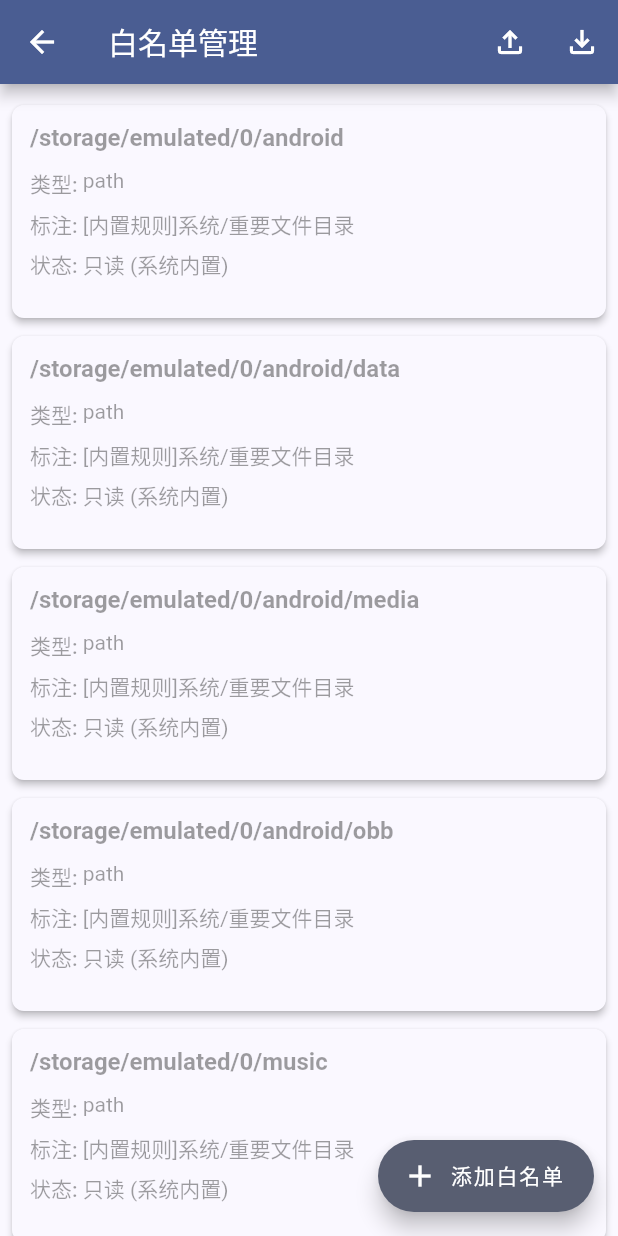
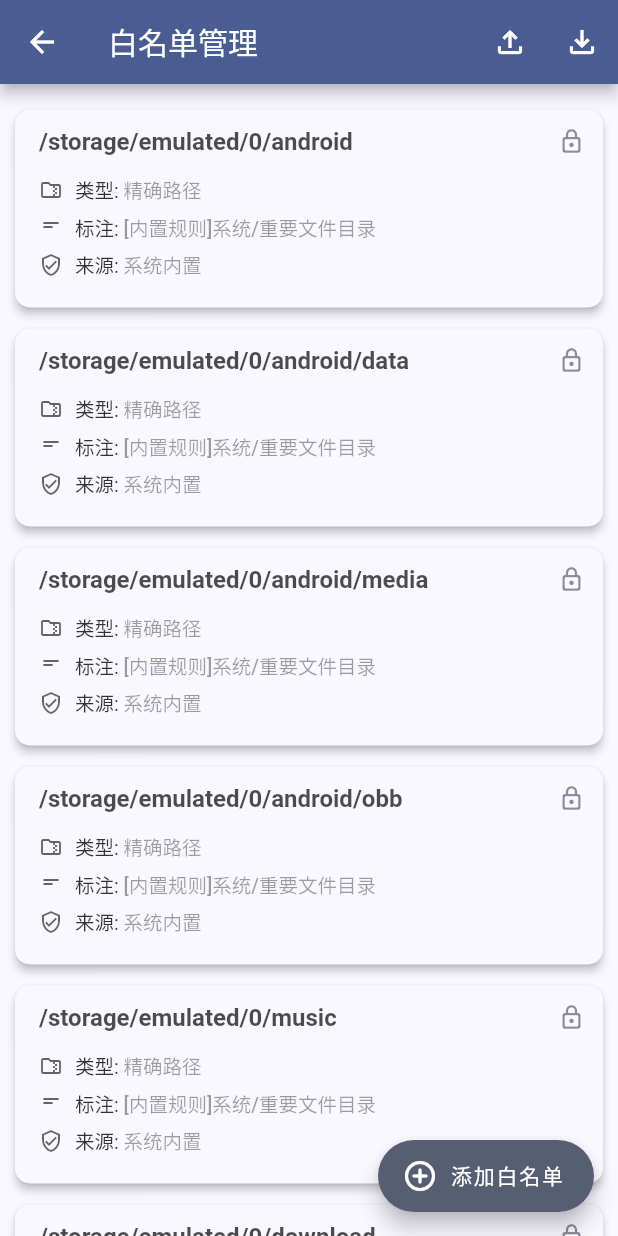
Before and after one commit to Deali-Axy/dont-poop-in-my-phone, a Flutter app: the WhitelistPage screen opened by its route, on a phone screen of 412 x 824 dp. Run offline on Flutter 3.47's test engine with Material 3 defaults, Android fonts, the phone set to English and light mode, and no system bars; our stand-ins replace bot_toast, device_info_plus, dio, drift, flutter_breadcrumb, flutter_spinkit and 5 more; missing offline and left inert: intro_views_flutter, sqlite3; accounts and stored records are empty; generated files the repository leaves out were written again.

Commit message:
refactor(UI): 优化多个页面的UI布局和样式
- 在Empty组件中添加icon属性，支持自定义图标
- 统一按钮样式，使用ElevatedButton替代部分TextButton
- 调整卡片、列表项和对话框的边距、圆角和阴影效果
- 为历史记录、白名单和规则页面添加图标和详细信息的显示优化
- 改进日期格式和空间变化的显示方式

```diff
--- a/lib/pages/whitelist.dart
+++ b/lib/pages/whitelist.dart
@@ -47,7 +47,7 @@
             });
         },
         label: const Text('添加白名单'),
-        icon: const Icon(Icons.add),
+        icon: const Icon(Icons.add_circle_outline_rounded),
       ),
     );
   }
@@ -62,6 +62,7 @@
 
         if (snapshot.hasError) {
           return Empty(
+            icon: Icons.error_outline_rounded,
             content: '加载白名单失败: ${snapshot.error}',
             buttonText: '重试',
             onButtonPressed: () => setState(() {}),
@@ -70,8 +71,9 @@
 
         if (!snapshot.hasData || snapshot.data!.isEmpty) {
           return Empty(
-            content: '白名单为空',
-            buttonText: '添加白名单',
+            icon: Icons.shield_outlined,
+            content: '白名单当前为空，您可以添加一些信任的路径。',
+            buttonText: '立即添加',
             onButtonPressed: () {
               Navigator.of(context).push(MaterialPageRoute(builder: (context) => AddWhitelistPage())).
                 then((value) {
@@ -83,51 +85,71 @@
 
         final whitelistItems = snapshot.data!;
         return ListView.builder(
-          padding: const EdgeInsets.all(8.0),
+          padding: const EdgeInsets.all(10.0), // Slightly increased padding
           itemCount: whitelistItems.length,
           itemBuilder: (context, index) {
             final item = whitelistItems[index];
             return Card(
-              elevation: 2.0,
-              margin: const EdgeInsets.symmetric(vertical: 6.0),
-              shape: RoundedRectangleBorder(borderRadius: BorderRadius.circular(8.0)),
+              elevation: 2.5,
+              margin: const EdgeInsets.symmetric(vertical: 7.0),
+              shape: RoundedRectangleBorder(borderRadius: BorderRadius.circular(10.0)),
               child: Padding(
-                padding: const EdgeInsets.all(12.0),
+                padding: const EdgeInsets.fromLTRB(16.0, 12.0, 12.0, 8.0),
                 child: Column(
                   crossAxisAlignment: CrossAxisAlignment.start,
                   children: [
-                    Text(
-                      item.path,
-                      style: TextStyle(fontWeight: FontWeight.bold, fontSize: 16, color: item.readOnly ? Theme.of(context).disabledColor : null),
+                    Row(
+                      children: [
+                        Expanded(
+                          child: Text(
+                            item.path,
+                            style: TextStyle(
+                              fontWeight: FontWeight.bold,
+                              fontSize: 16,
+                              color: item.readOnly ? Theme.of(context).disabledColor.withOpacity(0.7) : null,
+                            ),
+                            maxLines: 2,
+                            overflow: TextOverflow.ellipsis,
+                          ),
+                        ),
+                        if (item.readOnly)
+                          Padding(
+                            padding: const EdgeInsets.only(left: 8.0),
+                            child: Icon(Icons.lock_outline_rounded, size: 18, color: Theme.of(context).colorScheme.secondary.withOpacity(0.7)),
+                          ),
+                      ],
                     ),
-                    SizedBox(height: 8),
-                    _buildDetailRow('类型:', item.type.toString().split('.').last, item.readOnly),
+                    SizedBox(height: 10),
+                    _buildDetailIconRow(
+                      item.type == models.WhitelistType.path ? Icons.folder_zip_outlined : Icons.code_rounded,
+                      '类型',
+                      item.type == models.WhitelistType.path ? '精确路径' : '正则表达式',
+                      item.readOnly
+                    ),
                     if (item.annotation.isNotEmpty)
-                       _buildDetailRow('标注:', item.annotation, item.readOnly),
+                       _buildDetailIconRow(Icons.short_text_rounded, '标注', item.annotation, item.readOnly, maxLines: 2),
                     if (item.readOnly)
-                       _buildDetailRow('状态:', '只读 (系统内置)', item.readOnly, valueColor: Theme.of(context).colorScheme.primary),
-                    SizedBox(height: 10),
+                       _buildDetailIconRow(Icons.verified_user_outlined, '来源', '系统内置', item.readOnly, valueColor: Theme.of(context).colorScheme.primary),
+
                     if (!item.readOnly)
-                      Row(
-                        mainAxisAlignment: MainAxisAlignment.end,
+                      ButtonBar(
+                        alignment: MainAxisAlignment.end,
                         children: [
                           TextButton.icon(
-                            style: TextButton.styleFrom(padding: EdgeInsets.symmetric(horizontal: 10, vertical: 8)),
-                            icon: Icon(Icons.edit_outlined, size: 20),
+                            icon: Icon(Icons.edit_note_rounded, size: 20),
                             label: Text('编辑'),
-                            onPressed: () {
-                              _editWhitelistItem(item);
-                            },
+                            onPressed: () => _editWhitelistItem(item),
+                             style: TextButton.styleFrom(foregroundColor: Theme.of(context).colorScheme.onSurfaceVariant)
                           ),
-                          SizedBox(width: 8),
                           TextButton.icon(
-                            style: TextButton.styleFrom(padding: EdgeInsets.symmetric(horizontal: 10, vertical: 8)),
-                            icon: Icon(Icons.delete_outline, size: 20, color: Colors.redAccent),
-                            label: Text('删除', style: TextStyle(color: Colors.redAccent)),
+                            icon: Icon(Icons.delete_forever_rounded, size: 20, color: Theme.of(context).colorScheme.error),
+                            label: Text('删除', style: TextStyle(color: Theme.of(context).colorScheme.error)),
                             onPressed: () => _deleteWhitelistItem(item),
                           ),
                         ],
                       )
+                    else
+                        SizedBox(height: 8), // Add some space for read-only items if no buttons
                   ],
                 ),
               ),
@@ -138,15 +160,20 @@
     );
   }
 
-  Widget _buildDetailRow(String label, String value, bool isReadOnly, {Color? valueColor}) {
-    final Color textColor = isReadOnly ? Theme.of(context).disabledColor : (valueColor ?? Theme.of(context).textTheme.bodyMedium!.color! );
+  Widget _buildDetailIconRow(IconData icon, String label, String value, bool isReadOnly, {Color? valueColor, int maxLines = 1}) {
+    final Color effectiveColor = isReadOnly ? Theme.of(context).disabledColor : (valueColor ?? Theme.of(context).textTheme.bodySmall!.color! );
+    final Color iconColor = isReadOnly ? Theme.of(context).disabledColor.withOpacity(0.6) : Theme.of(context).colorScheme.secondary;
+    final Color labelColor = isReadOnly ? Theme.of(context).disabledColor.withOpacity(0.8) : Theme.of(context).textTheme.bodySmall?.color?.withOpacity(0.7) ?? Colors.grey;
+
     return Padding(
       padding: const EdgeInsets.symmetric(vertical: 3.0),
       child: Row(
-        crossAxisAlignment: CrossAxisAlignment.start,
+        crossAxisAlignment: maxLines > 1 ? CrossAxisAlignment.start : CrossAxisAlignment.center,
         children: [
-          Text('$label ', style: TextStyle(fontWeight: FontWeight.w500, color: isReadOnly ? Theme.of(context).disabledColor: null)),
-          Expanded(child: Text(value, style: TextStyle(color: textColor))),
+          Icon(icon, size: 16, color: iconColor),
+          SizedBox(width: 8),
+          Text('$label: ', style: TextStyle(fontWeight: FontWeight.normal, color: labelColor, fontSize: 13)),
+          Expanded(child: Text(value, style: TextStyle(color: effectiveColor, fontSize: 13, fontWeight: FontWeight.w500), maxLines: maxLines, overflow: TextOverflow.ellipsis,)),
         ],
       ),
     );
@@ -161,15 +188,17 @@
       context: context,
       builder: (BuildContext context) {
         return AlertDialog(
-          title: Text('确认删除'),
-          content: Text('确定要删除白名单 "${item.path}"?'),
+          shape: RoundedRectangleBorder(borderRadius: BorderRadius.circular(15.0)),
+          title: Row(children: [Icon(Icons.warning_amber_rounded, color: Colors.orange), SizedBox(width:10), Text('确认删除')]),
+          content: Text('您确定要从白名单中移除 "${item.path}"?'),
           actions: <Widget>[
             TextButton(
               child: Text('取消'),
               onPressed: () => Navigator.of(context).pop(false),
             ),
-            TextButton(
-              child: Text('删除', style: TextStyle(color: Colors.red.shade700)),
+            ElevatedButton(
+              child: Text('删除', style: TextStyle(color: Colors.white)),
+               style: ElevatedButton.styleFrom(backgroundColor: Theme.of(context).colorScheme.error),
               onPressed: () => Navigator.of(context).pop(true),
             ),
           ],
@@ -180,10 +209,10 @@
     if (confirm == true) {
       try {
         await WhitelistDao.deleteByPath(item.path);
-        BotToast.showText(text: '白名单 "${item.path}" 已删除');
+        BotToast.showText(text: '白名单 "${item.path}" 已移除');
         setState(() {});
       } catch (e) {
-        BotToast.showText(text: '删除失败: $e');
+        BotToast.showText(text: '移除失败: $e');
       }
     }
   }
```
Also changed, not shown: lib/pages/history_page.dart (+81 -48 lines), lib/pages/rule.dart (+109 -100 lines), lib/widgets/empty.dart (+22 -5 lines).
